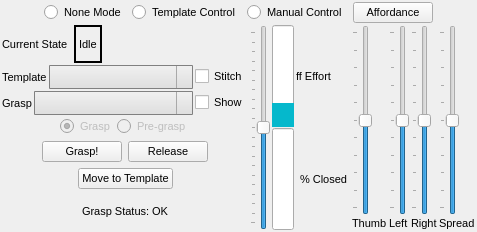
Above: vigir_ocs_grasp_widget/src/graspWidget.ui from team-vigir/vigir_ocs_common before the change. Below: the same form after it.
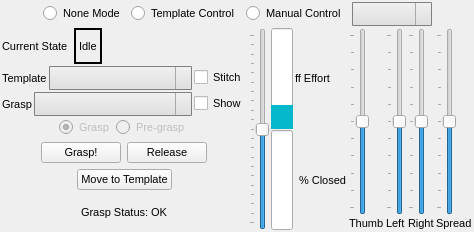
That is the form after the change.

Commit message: Added multiple affordances per template

```diff
--- a/vigir_ocs_grasp_widget/src/graspWidget.ui
+++ b/vigir_ocs_grasp_widget/src/graspWidget.ui
@@ -6,7 +6,7 @@
    <rect>
     <x>0</x>
     <y>0</y>
-    <width>477</width>
+    <width>474</width>
     <height>232</height>
    </rect>
   </property>
@@ -83,9 +83,66 @@
       </widget>
      </item>
      <item>
-      <widget class="QPushButton" name="affordanceButton">
-       <property name="text">
-        <string>Affordance</string>
+      <widget class="QComboBox" name="affordanceBox">
+       <property name="sizePolicy">
+        <sizepolicy hsizetype="Expanding" vsizetype="Fixed">
+         <horstretch>0</horstretch>
+         <verstretch>0</verstretch>
+        </sizepolicy>
+       </property>
+       <property name="styleSheet">
+        <string notr="true"> QComboBox {
+     border: 1px solid gray;
+     border-radius: 1px;
+     padding: 3px 18px 3px 0px;
+     font: &quot;Ubuntu&quot;;
+     font-size: 12px;
+ }
+
+ QComboBox:editable {
+     background: white;
+ }
+
+ QComboBox:!editable, QComboBox::drop-down:editable {
+      background: qlineargradient(spread:pad, x1:0, y1:0, x2:0, y2:1, stop:0 rgba(240, 240, 240, 255), stop:1 rgba(222, 222, 222, 255));
+ }
+
+ /* QComboBox gets the &quot;on&quot; state when the popup is open */
+ QComboBox:!editable:on, QComboBox::drop-down:editable:on {
+     background: qlineargradient(x1: 0, y1: 0, x2: 0, y2: 1,
+                                 stop: 0 #D3D3D3, stop: 0.4 #D8D8D8,
+                                 stop: 0.5 #DDDDDD, stop: 1.0 #E1E1E1);
+ }
+
+ QComboBox:on { /* shift the text when the popup opens */
+     padding-top: 3px;
+     padding-left: 4px;
+ }
+
+ QComboBox::drop-down {
+     subcontrol-origin: padding;
+     subcontrol-position: top right;
+     width: 15px;
+
+     border-left-width: 1px;
+     border-left-color: darkgray;
+     border-left-style: solid; /* just a single line */
+     border-top-right-radius: 3px; /* same radius as the QComboBox */
+     border-bottom-right-radius: 3px;
+     background: qlineargradient(x1: 0, y1: 0, x2: 0, y2: 1,
+                                  stop: 0 #E1E1E1, stop: 0.4 #DDDDDD,
+                                  stop: 0.5 #D8D8D8, stop: 1.0 #D3D3D3);
+ }
+
+ QComboBox::down-arrow:on { /* shift the arrow when popup is open */
+     top: 1px;
+     left: 1px;
+ }
+
+ QComboBox QAbstractItemView {
+     border: 2px solid darkgray;
+     selection-background-color: lightgray;
+ }</string>
        </property>
       </widget>
      </item>
```
The commit also changes 2 other files.
